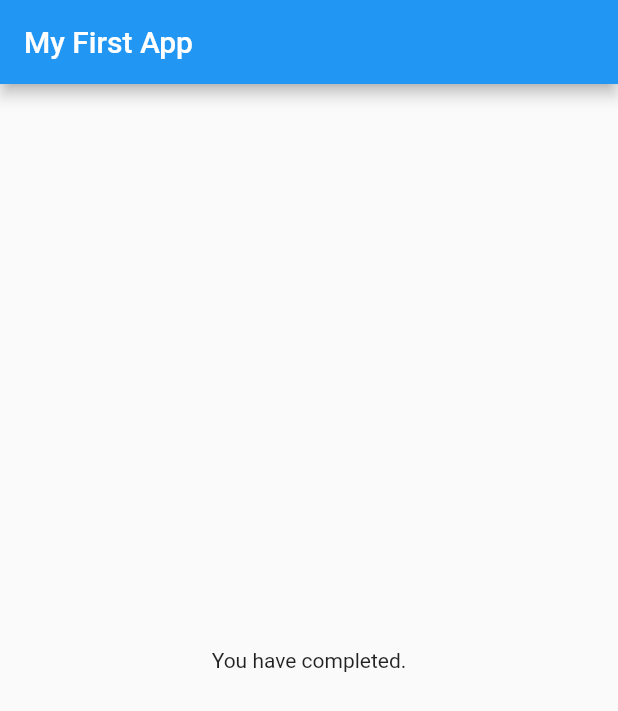
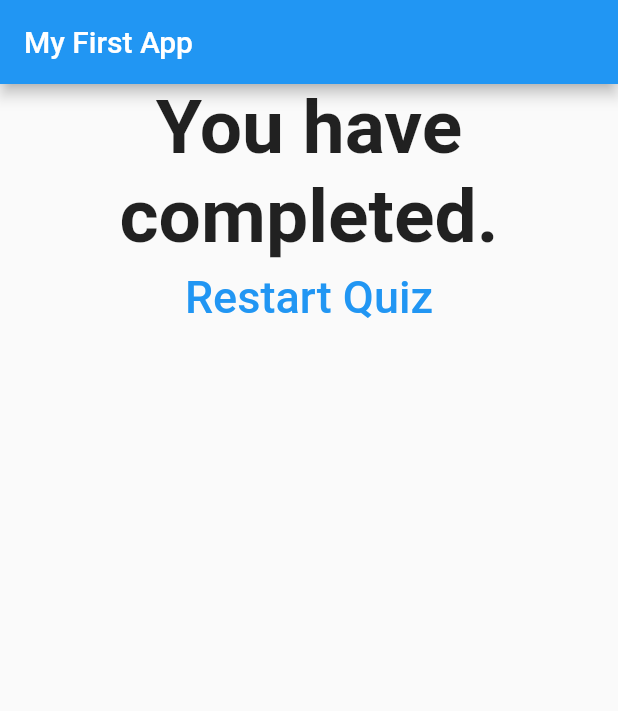
Before and after one commit to codoffer/flutter-quiz, a Flutter app: the screen it shows after launch, after a tap on "John", after a tap on "Black", after a tap on "Elephant", on a phone screen of 412 x 824 dp. Shown: the top 711 px of the screen. Run offline on Flutter 3.47's test engine with Material 2 defaults, Android fonts, the phone set to English and light mode, and no system bars.

Commit message:
Reset Quiz

```diff
--- a/lib/main.dart
+++ b/lib/main.dart
@@ -14,28 +14,49 @@ class MyApp extends StatefulWidget {
 
 class _MyAppState extends State<MyApp> {
   var _currentQuestIndex = 0;
+  var _totalScore = 0;
 
   final _questions = const [
     {
       'questionText': 'What is your name?',
-      'answers': ['John', 'Bob', 'Ram']
+      'answers': [
+        {'text': 'John', 'score': 10},
+        {'text': 'Bob', 'score': 10},
+        {'text': 'Ram', 'score': 10}
+      ]
     },
     {
       'questionText': 'What is your favourite color?',
-      'answers': ['White', 'Black', 'Orange']
+      'answers': [
+        {'text': 'White', 'score': 20},
+        {'text': 'Black', 'score': 10},
+        {'text': 'Orange', 'score': 40}
+      ]
     },
     {
       'questionText': 'Which is your favourite animal?',
-      'answers': ['Dog', 'Cat', 'Elephant']
+      'answers': [
+        {'text': 'Dog', 'score': 20},
+        {'text': 'Cat', 'score': 10},
+        {'text': 'Elephant', 'score': 30}
+      ]
     },
   ];
 
-  void _chooseOption() {
+  void _chooseOption(int score) {
     if (_currentQuestIndex < _questions.length) {}
     setState(() {
       _currentQuestIndex++;
     });
-    print(_currentQuestIndex);
+    //print(_currentQuestIndex);
+    _totalScore += score;
+  }
+
+  void _resetQuiz() {
+    setState(() {
+      _currentQuestIndex = 0;
+      _totalScore = 0;
+    });
   }
 
   @override
@@ -51,7 +72,7 @@ class _MyAppState extends State<MyApp> {
               currentQuestIndex: _currentQuestIndex,
               chooseOption: _chooseOption,
             )
-          : Result(),
+          : Result(_totalScore, _resetQuiz),
     ));
   }
 }
--- a/lib/quiz.dart
+++ b/lib/quiz.dart
@@ -18,9 +18,10 @@ class Quiz extends StatelessWidget {
     return Column(
       children: [
         Question(questions[currentQuestIndex]['questionText']),
-        ...(questions[currentQuestIndex]['answers'] as List<String>)
+        ...(questions[currentQuestIndex]['answers']
+                as List<Map<String, Object>>)
             .map((answer) {
-          return Answer(chooseOption, answer);
+          return Answer(() => chooseOption(answer['score']), answer['text']);
         }).toList(),
       ],
     );
--- a/lib/result.dart
+++ b/lib/result.dart
@@ -1,10 +1,38 @@
 import 'package:flutter/material.dart';
 
 class Result extends StatelessWidget {
+  final int finalScore;
+  final Function resetQuiz;
+
+  Result(this.finalScore, this.resetQuiz);
+
+  String get messageLabel {
+    String finalText = 'You have completed.';
+    if (finalScore > 50) {
+      finalText = 'You have got more than 50';
+    }
+    return finalText;
+  }
+
   @override
   Widget build(BuildContext context) {
     return Center(
-      child: Text('You have completed.'),
-    );
+        child: Column(
+      children: [
+        Text(
+          messageLabel,
+          style: TextStyle(fontSize: 50, fontWeight: FontWeight.bold),
+          textAlign: TextAlign.center,
+        ),
+        FlatButton(
+          onPressed: resetQuiz,
+          child: Text(
+            'Restart Quiz',
+            style: TextStyle(fontSize: 30),
+          ),
+          textColor: Colors.blue,
+        )
+      ],
+    ));
   }
 }
```
